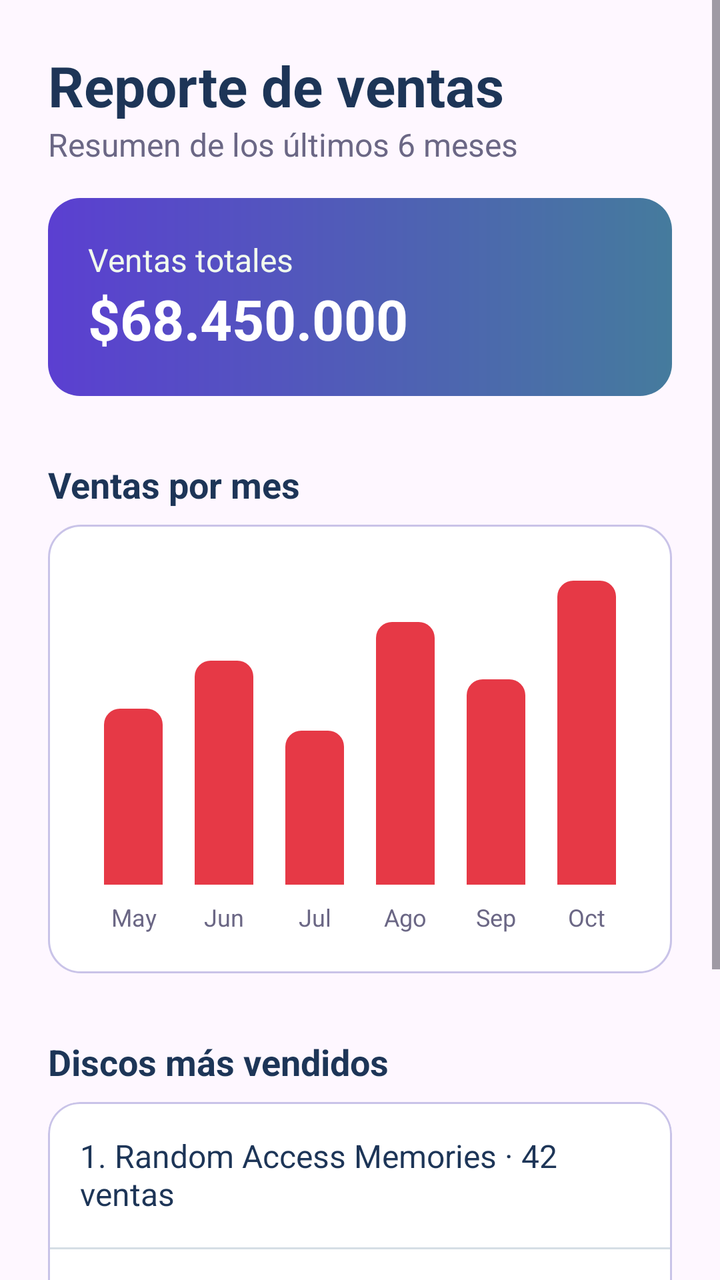
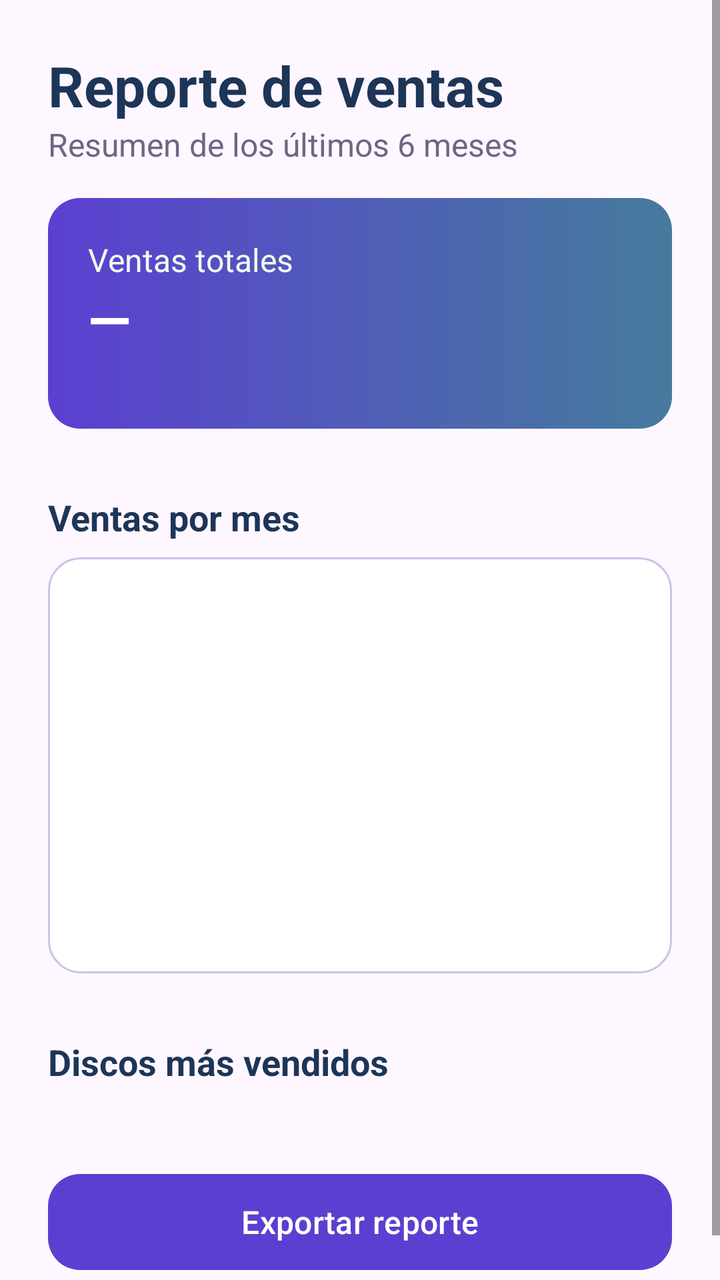

Screens rendered from an Android XML layout before and after an edit, with the pre-edit source and the edit as a unified diff.
<!-- AndroidManifest.xml: application theme Theme.VinylCDVault -->
<!-- res/layout/fragment_admin_reports.xml -->
<?xml version="1.0" encoding="utf-8"?>
<ScrollView xmlns:android="http://schemas.android.com/apk/res/android"
    xmlns:app="http://schemas.android.com/apk/res-auto"
    android:layout_width="match_parent"
    android:layout_height="match_parent"
    android:fillViewport="true">

    <LinearLayout
        android:layout_width="match_parent"
        android:layout_height="wrap_content"
        android:orientation="vertical"
        android:padding="@dimen/screen_padding">

        <TextView
            style="@style/App.Text.Title"
            android:layout_width="wrap_content"
            android:layout_height="wrap_content"
            android:text="@string/reports_title" />

        <TextView
            style="@style/App.Text.Body"
            android:layout_width="wrap_content"
            android:layout_height="wrap_content"
            android:text="@string/reports_subtitle" />

        <LinearLayout
            android:layout_width="match_parent"
            android:layout_height="wrap_content"
            android:layout_marginTop="@dimen/spacing_medium"
            android:background="@drawable/bg_promo"
            android:orientation="vertical"
            android:padding="@dimen/card_padding">

            <TextView
                android:layout_width="wrap_content"
                android:layout_height="wrap_content"
                android:text="@string/reports_total_label"
                android:textColor="@color/background_light"
                android:textSize="@dimen/text_body" />

            <TextView
                android:layout_width="wrap_content"
                android:layout_height="wrap_content"
                android:text="@string/reports_total_value"
                android:textColor="@color/white"
                android:textSize="@dimen/text_title"
                android:textStyle="bold" />
        </LinearLayout>

        <TextView
            style="@style/App.Text.Subtitle"
            android:layout_width="wrap_content"
            android:layout_height="wrap_content"
            android:layout_marginTop="@dimen/spacing_large"
            android:text="@string/reports_chart_title" />

        <LinearLayout
            android:layout_width="match_parent"
            android:layout_height="wrap_content"
            android:layout_marginTop="@dimen/spacing_small"
            android:background="@drawable/bg_card"
            android:orientation="vertical"
            android:padding="@dimen/card_padding">

            <LinearLayout
                android:layout_width="match_parent"
                android:layout_height="@dimen/chart_height"
                android:orientation="horizontal">

                <LinearLayout android:layout_width="0dp" android:layout_height="match_parent" android:layout_weight="1" android:orientation="vertical" android:paddingStart="@dimen/spacing_small" android:paddingEnd="@dimen/spacing_small" android:weightSum="100">
                    <View android:layout_width="match_parent" android:layout_height="0dp" android:layout_weight="45" />
                    <View android:layout_width="match_parent" android:layout_height="0dp" android:layout_weight="55" android:background="@drawable/bg_bar" />
                </LinearLayout>

                <LinearLayout android:layout_width="0dp" android:layout_height="match_parent" android:layout_weight="1" android:orientation="vertical" android:paddingStart="@dimen/spacing_small" android:paddingEnd="@dimen/spacing_small" android:weightSum="100">
                    <View android:layout_width="match_parent" android:layout_height="0dp" android:layout_weight="30" />
                    <View android:layout_width="match_parent" android:layout_height="0dp" android:layout_weight="70" android:background="@drawable/bg_bar" />
                </LinearLayout>

                <LinearLayout android:layout_width="0dp" android:layout_height="match_parent" android:layout_weight="1" android:orientation="vertical" android:paddingStart="@dimen/spacing_small" android:paddingEnd="@dimen/spacing_small" android:weightSum="100">
                    <View android:layout_width="match_parent" android:layout_height="0dp" android:layout_weight="52" />
                    <View android:layout_width="match_parent" android:layout_height="0dp" android:layout_weight="48" android:background="@drawable/bg_bar" />
                </LinearLayout>

                <LinearLayout android:layout_width="0dp" android:layout_height="match_parent" android:layout_weight="1" android:orientation="vertical" android:paddingStart="@dimen/spacing_small" android:paddingEnd="@dimen/spacing_small" android:weightSum="100">
                    <View android:layout_width="match_parent" android:layout_height="0dp" android:layout_weight="18" />
                    <View android:layout_width="match_parent" android:layout_height="0dp" android:layout_weight="82" android:background="@drawable/bg_bar" />
                </LinearLayout>

                <LinearLayout android:layout_width="0dp" android:layout_height="match_parent" android:layout_weight="1" android:orientation="vertical" android:paddingStart="@dimen/spacing_small" android:paddingEnd="@dimen/spacing_small" android:weightSum="100">
                    <View android:layout_width="match_parent" android:layout_height="0dp" android:layout_weight="36" />
                    <View android:layout_width="match_parent" android:layout_height="0dp" android:layout_weight="64" android:background="@drawable/bg_bar" />
                </LinearLayout>

                <LinearLayout android:layout_width="0dp" android:layout_height="match_parent" android:layout_weight="1" android:orientation="vertical" android:paddingStart="@dimen/spacing_small" android:paddingEnd="@dimen/spacing_small" android:weightSum="100">
                    <View android:layout_width="match_parent" android:layout_height="0dp" android:layout_weight="5" />
                    <View android:layout_width="match_parent" android:layout_height="0dp" android:layout_weight="95" android:background="@drawable/bg_bar" />
                </LinearLayout>
            </LinearLayout>

            <LinearLayout
                android:layout_width="match_parent"
                android:layout_height="wrap_content"
                android:layout_marginTop="@dimen/spacing_small"
                android:orientation="horizontal">

                <TextView style="@style/App.Text.Small" android:layout_width="0dp" android:layout_height="wrap_content" android:layout_weight="1" android:gravity="center" android:text="@string/month_may" />
                <TextView style="@style/App.Text.Small" android:layout_width="0dp" android:layout_height="wrap_content" android:layout_weight="1" android:gravity="center" android:text="@string/month_jun" />
                <TextView style="@style/App.Text.Small" android:layout_width="0dp" android:layout_height="wrap_content" android:layout_weight="1" android:gravity="center" android:text="@string/month_jul" />
                <TextView style="@style/App.Text.Small" android:layout_width="0dp" android:layout_height="wrap_content" android:layout_weight="1" android:gravity="center" android:text="@string/month_aug" />
                <TextView style="@style/App.Text.Small" android:layout_width="0dp" android:layout_height="wrap_content" android:layout_weight="1" android:gravity="center" android:text="@string/month_sep" />
                <TextView style="@style/App.Text.Small" android:layout_width="0dp" android:layout_height="wrap_content" android:layout_weight="1" android:gravity="center" android:text="@string/month_oct" />
            </LinearLayout>
        </LinearLayout>

        <TextView
            style="@style/App.Text.Subtitle"
            android:layout_width="wrap_content"
            android:layout_height="wrap_content"
            android:layout_marginTop="@dimen/spacing_large"
            android:text="@string/reports_top_title" />

        <com.google.android.material.card.MaterialCardView
            style="@style/Widget.Material3.CardView.Outlined"
            android:layout_width="match_parent"
            android:layout_height="wrap_content"
            android:layout_marginTop="@dimen/spacing_small"
            app:cardBackgroundColor="@color/card_bg"
            app:cardCornerRadius="@dimen/corner_radius"
            app:strokeColor="@color/input_stroke">

            <LinearLayout
                android:layout_width="match_parent"
                android:layout_height="wrap_content"
                android:orientation="vertical">

                <TextView style="@style/App.ProfileRow" android:layout_width="match_parent" android:layout_height="wrap_content" android:text="@string/reports_top_1" />
                <View android:layout_width="match_parent" android:layout_height="1dp" android:background="@color/divider" />
                <TextView style="@style/App.ProfileRow" android:layout_width="match_parent" android:layout_height="wrap_content" android:text="@string/reports_top_2" />
                <View android:layout_width="match_parent" android:layout_height="1dp" android:background="@color/divider" />
                <TextView style="@style/App.ProfileRow" android:layout_width="match_parent" android:layout_height="wrap_content" android:text="@string/reports_top_3" />
            </LinearLayout>
        </com.google.android.material.card.MaterialCardView>

        <com.google.android.material.button.MaterialButton
            android:id="@+id/btnExport"
            style="@style/App.Button"
            android:layout_width="match_parent"
            android:layout_height="@dimen/button_height"
            android:layout_marginTop="@dimen/spacing_large"
            android:text="@string/reports_export" />
    </LinearLayout>
</ScrollView>
<!-- resources referenced by this layout -->
<resources>
  <color name="background_light" type="color">#F1FAEE</color>
  <color name="card_bg" type="color">#FFFFFF</color>
  <color name="divider">#D5DEE5</color>
  <color name="input_stroke" type="color">#C9C3E8</color>
  <color name="white">#FFFFFF</color>
  <dimen name="button_height">56dp</dimen>
  <dimen name="card_padding">20dp</dimen>
  <dimen name="chart_height">160dp</dimen>
  <dimen name="corner_radius">16dp</dimen>
  <dimen name="screen_padding">24dp</dimen>
  <dimen name="spacing_large">32dp</dimen>
  <dimen name="spacing_medium">16dp</dimen>
  <dimen name="spacing_small">8dp</dimen>
  <dimen name="text_body">16sp</dimen>
  <dimen name="text_title">28sp</dimen>
  <!-- drawable bg_bar (drawable) -->
  <?xml version="1.0" encoding="utf-8"?>
  <shape xmlns:android="http://schemas.android.com/apk/res/android"
      android:shape="rectangle">
      <solid android:color="@color/accent" />
      <corners
          android:topLeftRadius="@dimen/spacing_small"
          android:topRightRadius="@dimen/spacing_small" />
  </shape>
  <string name="month_aug">Ago</string>
  <string name="month_jul">Jul</string>
  <string name="month_jun">Jun</string>
  <string name="month_may">May</string>
  <string name="month_oct">Oct</string>
  <string name="month_sep">Sep</string>
  <string name="reports_chart_title">Ventas por mes</string>
  <string name="reports_export">Exportar reporte</string>
  <string name="reports_subtitle">Resumen de los últimos 6 meses</string>
  <string name="reports_title">Reporte de ventas</string>
  <string name="reports_top_1">1. Random Access Memories · 42 ventas</string>
  <string name="reports_top_2">2. Kind of Blue · 35 ventas</string>
  <string name="reports_top_3">3. Nevermind · 29 ventas</string>
  <string name="reports_top_title">Discos más vendidos</string>
  <string name="reports_total_label">Ventas totales</string>
  <string name="reports_total_value">$68.450.000</string>
  <style name="App.Button" parent="Widget.Material3.Button">
          <item name="backgroundTint">@color/primary</item>
          <item name="cornerRadius">@dimen/corner_radius</item>
          <item name="android:textSize">@dimen/text_body</item>
      </style>
  <style name="App.ProfileRow">
          <item name="android:padding">@dimen/spacing_medium</item>
          <item name="android:textSize">@dimen/text_body</item>
          <item name="android:textColor">@color/text_dark</item>
          <item name="android:background">?attr/selectableItemBackground</item>
      </style>
  <style name="App.Text.Body">
          <item name="android:textSize">@dimen/text_body</item>
          <item name="android:textColor">@color/text_secondary</item>
      </style>
  <style name="App.Text.Small">
          <item name="android:textSize">@dimen/text_small</item>
          <item name="android:textColor">@color/text_secondary</item>
      </style>
  <style name="App.Text.Subtitle">
          <item name="android:textSize">@dimen/text_subtitle</item>
          <item name="android:textColor">@color/text_dark</item>
          <item name="android:textStyle">bold</item>
      </style>
  <style name="App.Text.Title">
          <item name="android:textSize">@dimen/text_title</item>
          <item name="android:textColor">@color/text_dark</item>
          <item name="android:textStyle">bold</item>
      </style>
  <color name="accent">#E63946</color>
  <color name="secondary_color" type="color">#457B9D</color>
  <color name="primary">#5B3FD1</color>
  <color name="text_dark" type="color">#1D3557</color>
  <color name="text_secondary">#6B6785</color>
  <dimen name="text_small">12sp</dimen>
  <dimen name="text_subtitle">18sp</dimen>
  <color name="chip_bg">#DCEBF3</color>
  <color name="primary_dark" type="color">#121212</color>
  <!-- unchanged entries left out for length: 3 -->
</resources>

<!-- the commit's change to res/layout/fragment_admin_reports.xml (unified diff, before → after) -->
@@ -39,12 +39,20 @@
                 android:textSize="@dimen/text_body" />
 
             <TextView
+                android:id="@+id/tvReportTotal"
                 android:layout_width="wrap_content"
                 android:layout_height="wrap_content"
-                android:text="@string/reports_total_value"
+                android:text="@string/value_placeholder"
                 android:textColor="@color/white"
                 android:textSize="@dimen/text_title"
                 android:textStyle="bold" />
+
+            <TextView
+                android:id="@+id/tvReportOrders"
+                android:layout_width="wrap_content"
+                android:layout_height="wrap_content"
+                android:textColor="@color/background_light"
+                android:textSize="@dimen/text_small" />
         </LinearLayout>
 
         <TextView
@@ -63,54 +71,17 @@
             android:padding="@dimen/card_padding">
 
             <LinearLayout
+                android:id="@+id/llBars"
                 android:layout_width="match_parent"
                 android:layout_height="@dimen/chart_height"
-                android:orientation="horizontal">
-
-                <LinearLayout android:layout_width="0dp" android:layout_height="match_parent" android:layout_weight="1" android:orientation="vertical" android:paddingStart="@dimen/spacing_small" android:paddingEnd="@dimen/spacing_small" android:weightSum="100">
-                    <View android:layout_width="match_parent" android:layout_height="0dp" android:layout_weight="45" />
-                    <View android:layout_width="match_parent" android:layout_height="0dp" android:layout_weight="55" android:background="@drawable/bg_bar" />
-                </LinearLayout>
-
-                <LinearLayout android:layout_width="0dp" android:layout_height="match_parent" android:layout_weight="1" android:orientation="vertical" android:paddingStart="@dimen/spacing_small" android:paddingEnd="@dimen/spacing_small" android:weightSum="100">
-                    <View android:layout_width="match_parent" android:layout_height="0dp" android:layout_weight="30" />
-                    <View android:layout_width="match_parent" android:layout_height="0dp" android:layout_weight="70" android:background="@drawable/bg_bar" />
-                </LinearLayout>
-
-                <LinearLayout android:layout_width="0dp" android:layout_height="match_parent" android:layout_weight="1" android:orientation="vertical" android:paddingStart="@dimen/spacing_small" android:paddingEnd="@dimen/spacing_small" android:weightSum="100">
-                    <View android:layout_width="match_parent" android:layout_height="0dp" android:layout_weight="52" />
-                    <View android:layout_width="match_parent" android:layout_height="0dp" android:layout_weight="48" android:background="@drawable/bg_bar" />
-                </LinearLayout>
-
-                <LinearLayout android:layout_width="0dp" android:layout_height="match_parent" android:layout_weight="1" android:orientation="vertical" android:paddingStart="@dimen/spacing_small" android:paddingEnd="@dimen/spacing_small" android:weightSum="100">
-                    <View android:layout_width="match_parent" android:layout_height="0dp" android:layout_weight="18" />
-                    <View android:layout_width="match_parent" android:layout_height="0dp" android:layout_weight="82" android:background="@drawable/bg_bar" />
-                </LinearLayout>
-
-                <LinearLayout android:layout_width="0dp" android:layout_height="match_parent" android:layout_weight="1" android:orientation="vertical" android:paddingStart="@dimen/spacing_small" android:paddingEnd="@dimen/spacing_small" android:weightSum="100">
-                    <View android:layout_width="match_parent" android:layout_height="0dp" android:layout_weight="36" />
-                    <View android:layout_width="match_parent" android:layout_height="0dp" android:layout_weight="64" android:background="@drawable/bg_bar" />
-                </LinearLayout>
-
-                <LinearLayout android:layout_width="0dp" android:layout_height="match_parent" android:layout_weight="1" android:orientation="vertical" android:paddingStart="@dimen/spacing_small" android:paddingEnd="@dimen/spacing_small" android:weightSum="100">
-                    <View android:layout_width="match_parent" android:layout_height="0dp" android:layout_weight="5" />
-                    <View android:layout_width="match_parent" android:layout_height="0dp" android:layout_weight="95" android:background="@drawable/bg_bar" />
-                </LinearLayout>
-            </LinearLayout>
+                android:orientation="horizontal" />
 
             <LinearLayout
+                android:id="@+id/llMonthLabels"
                 android:layout_width="match_parent"
                 android:layout_height="wrap_content"
                 android:layout_marginTop="@dimen/spacing_small"
-                android:orientation="horizontal">
-
-                <TextView style="@style/App.Text.Small" android:layout_width="0dp" android:layout_height="wrap_content" android:layout_weight="1" android:gravity="center" android:text="@string/month_may" />
-                <TextView style="@style/App.Text.Small" android:layout_width="0dp" android:layout_height="wrap_content" android:layout_weight="1" android:gravity="center" android:text="@string/month_jun" />
-                <TextView style="@style/App.Text.Small" android:layout_width="0dp" android:layout_height="wrap_content" android:layout_weight="1" android:gravity="center" android:text="@string/month_jul" />
-                <TextView style="@style/App.Text.Small" android:layout_width="0dp" android:layout_height="wrap_content" android:layout_weight="1" android:gravity="center" android:text="@string/month_aug" />
-                <TextView style="@style/App.Text.Small" android:layout_width="0dp" android:layout_height="wrap_content" android:layout_weight="1" android:gravity="center" android:text="@string/month_sep" />
-                <TextView style="@style/App.Text.Small" android:layout_width="0dp" android:layout_height="wrap_content" android:layout_weight="1" android:gravity="center" android:text="@string/month_oct" />
-            </LinearLayout>
+                android:orientation="horizontal" />
         </LinearLayout>
 
         <TextView
@@ -130,16 +101,10 @@
             app:strokeColor="@color/input_stroke">
 
             <LinearLayout
+                android:id="@+id/llTop"
                 android:layout_width="match_parent"
                 android:layout_height="wrap_content"
-                android:orientation="vertical">
-
-                <TextView style="@style/App.ProfileRow" android:layout_width="match_parent" android:layout_height="wrap_content" android:text="@string/reports_top_1" />
-                <View android:layout_width="match_parent" android:layout_height="1dp" android:background="@color/divider" />
-                <TextView style="@style/App.ProfileRow" android:layout_width="match_parent" android:layout_height="wrap_content" android:text="@string/reports_top_2" />
-                <View android:layout_width="match_parent" android:layout_height="1dp" android:background="@color/divider" />
-                <TextView style="@style/App.ProfileRow" android:layout_width="match_parent" android:layout_height="wrap_content" android:text="@string/reports_top_3" />
-            </LinearLayout>
+                android:orientation="vertical" />
         </com.google.android.material.card.MaterialCardView>
 
         <com.google.android.material.button.MaterialButton
<!-- resource entries referenced after the edit -->
@@ -2,7 +2,6 @@
 <resources>
   <color name="background_light" type="color">#F1FAEE</color>
   <color name="card_bg" type="color">#FFFFFF</color>
-  <color name="divider">#D5DEE5</color>
   <color name="input_stroke" type="color">#C9C3E8</color>
   <color name="white">#FFFFFF</color>
   <dimen name="button_height">56dp</dimen>
@@ -15,48 +14,20 @@
   <dimen name="spacing_small">8dp</dimen>
   <dimen name="text_body">16sp</dimen>
   <dimen name="text_title">28sp</dimen>
-  <!-- drawable bg_bar (drawable) -->
-  <?xml version="1.0" encoding="utf-8"?>
-  <shape xmlns:android="http://schemas.android.com/apk/res/android"
-      android:shape="rectangle">
-      <solid android:color="@color/accent" />
-      <corners
-          android:topLeftRadius="@dimen/spacing_small"
-          android:topRightRadius="@dimen/spacing_small" />
-  </shape>
-  <string name="month_aug">Ago</string>
-  <string name="month_jul">Jul</string>
-  <string name="month_jun">Jun</string>
-  <string name="month_may">May</string>
-  <string name="month_oct">Oct</string>
-  <string name="month_sep">Sep</string>
   <string name="reports_chart_title">Ventas por mes</string>
   <string name="reports_export">Exportar reporte</string>
   <string name="reports_subtitle">Resumen de los últimos 6 meses</string>
   <string name="reports_title">Reporte de ventas</string>
-  <string name="reports_top_1">1. Random Access Memories · 42 ventas</string>
-  <string name="reports_top_2">2. Kind of Blue · 35 ventas</string>
-  <string name="reports_top_3">3. Nevermind · 29 ventas</string>
   <string name="reports_top_title">Discos más vendidos</string>
   <string name="reports_total_label">Ventas totales</string>
-  <string name="reports_total_value">$68.450.000</string>
+  <string name="value_placeholder">—</string>
   <style name="App.Button" parent="Widget.Material3.Button">
           <item name="backgroundTint">@color/primary</item>
           <item name="cornerRadius">@dimen/corner_radius</item>
           <item name="android:textSize">@dimen/text_body</item>
       </style>
-  <style name="App.ProfileRow">
-          <item name="android:padding">@dimen/spacing_medium</item>
-          <item name="android:textSize">@dimen/text_body</item>
-          <item name="android:textColor">@color/text_dark</item>
-          <item name="android:background">?attr/selectableItemBackground</item>
-      </style>
   <style name="App.Text.Body">
           <item name="android:textSize">@dimen/text_body</item>
-          <item name="android:textColor">@color/text_secondary</item>
-      </style>
-  <style name="App.Text.Small">
-          <item name="android:textSize">@dimen/text_small</item>
           <item name="android:textColor">@color/text_secondary</item>
       </style>
   <style name="App.Text.Subtitle">
